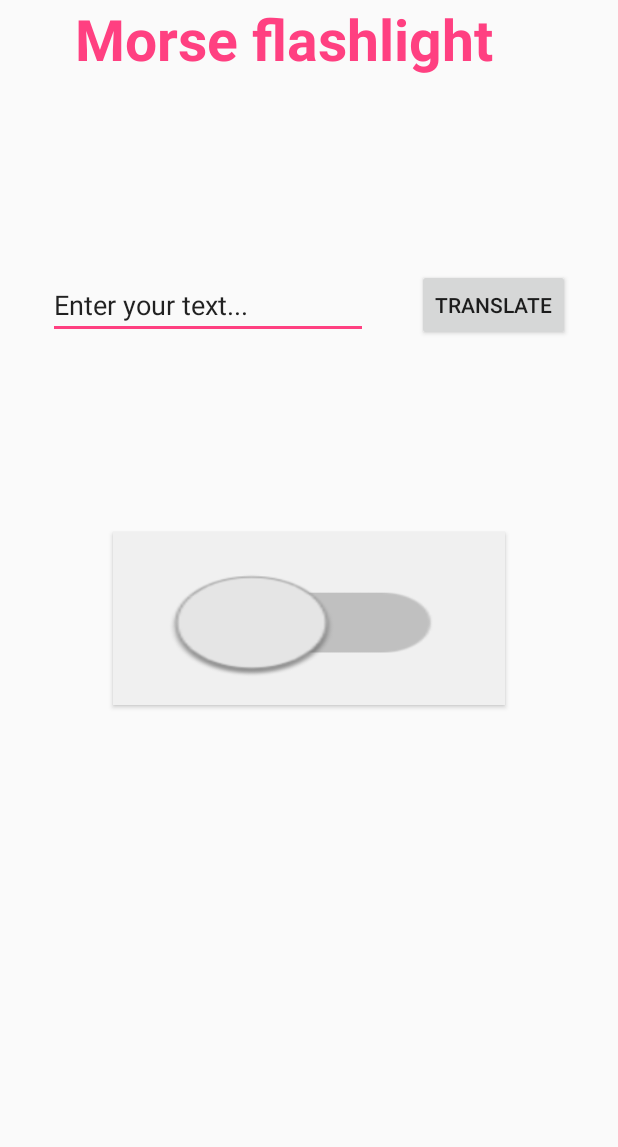
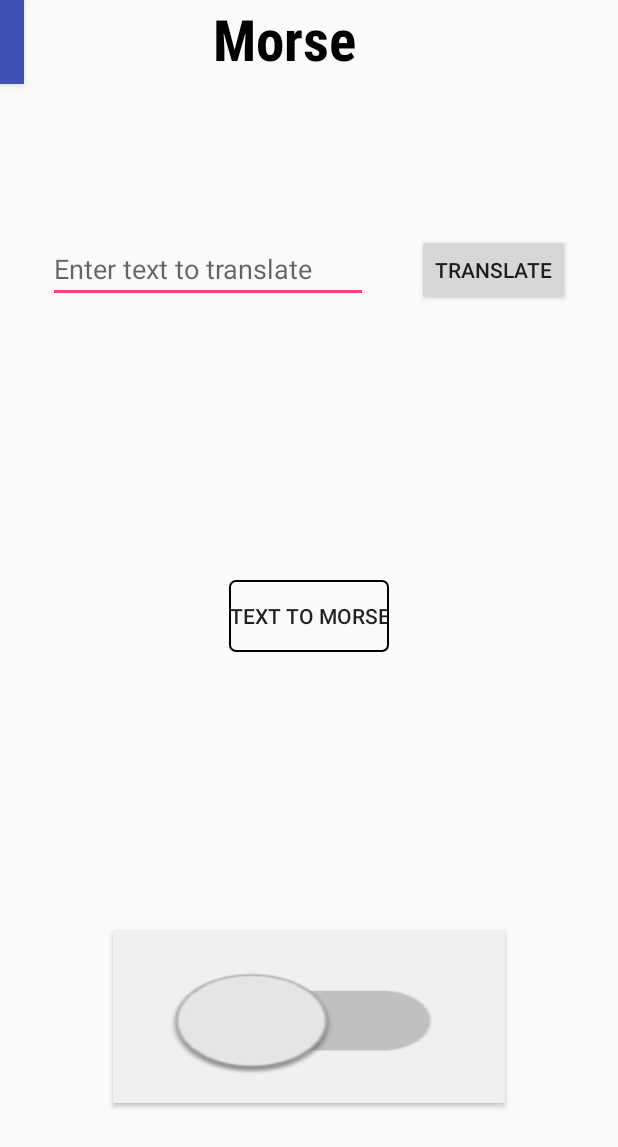
Before and after one commit to charliegerard/Morse, an Android app: the screen it shows after launch (MainActivity), on a phone screen of 412 x 824 dp. Shown: the top 1147 px of the screen. Run offline under Robolectric (Android 15) with nearby library versions, the phone set to English and light mode, and no system bars; our stand-ins replace ButterKnife; 2 statements that could not run were skipped.

Commit message:
add new activity and start changing home screen

```diff
--- a/app/build.gradle
+++ b/app/build.gradle
@@ -17,7 +17,7 @@ android {
             minifyEnabled false
             proguardFiles getDefaultProguardFile('proguard-android.txt'), 'proguard-rules.pro'
         }
-        debug{
+        debug {
             debuggable true
         }
     }
@@ -31,6 +31,7 @@ dependencies {
     compile 'com.android.support:appcompat-v7:25.2.0'
     compile 'com.android.support.constraint:constraint-layout:1.0.2'
     compile 'com.jakewharton:butterknife:8.0.1'
+    testCompile 'junit:junit:4.12'
     apt 'com.jakewharton:butterknife-compiler:8.0.1'
-    testCompile 'junit:junit:4.12'
+    compile 'com.android.support:design:25.3.1'
 }
--- /dev/null
+++ b/app/src/main/res/drawable/transparent_button.xml
@@ -0,0 +1,16 @@
+<?xml version="1.0" encoding="utf-8"?>
+<selector xmlns:android="http://schemas.android.com/apk/res/android">
+    <item>
+        <shape>
+            <stroke android:width="1dp" android:color="#000000" />
+
+            <solid android:color="@android:color/transparent" />
+
+            <corners
+                android:bottomLeftRadius="4dp"
+                android:bottomRightRadius="4dp"
+                android:topLeftRadius="4dp"
+                android:topRightRadius="4dp" />
+        </shape>
+    </item>
+</selector>
--- a/app/src/main/res/layout/activity_main.xml
+++ b/app/src/main/res/layout/activity_main.xml
@@ -6,17 +6,29 @@
     android:layout_height="match_parent"
     tools:context="com.example.charliegerard.morse.MainActivity">
 
+    <android.support.v7.widget.Toolbar
+        android:id="@+id/my_toolbar"
+        android:layout_width="0dp"
+        android:layout_height="56dp"
+        android:background="?attr/colorPrimary"
+        android:elevation="4dp"
+        android:theme="@style/ThemeOverlay.AppCompat.ActionBar"
+        app:popupTheme="@style/ThemeOverlay.AppCompat.Light"
+        tools:layout_editor_absoluteY="0dp"
+        tools:layout_editor_absoluteX="8dp" />
+
     <TextView
+        android:id="@+id/textView"
         android:layout_width="379dp"
         android:layout_height="wrap_content"
-        android:text="Morse flashlight"
+        android:fontFamily="sans-serif-condensed"
+        android:gravity="center"
+        android:text="Morse"
+        android:textColor="@android:color/background_dark"
         android:textSize="38dp"
-        android:textColor="@color/colorAccent"
-        android:gravity="center"
         android:textStyle="bold"
-        tools:layout_editor_absoluteY="0dp"
         tools:layout_editor_absoluteX="16dp"
-        android:id="@+id/textView" />
+        tools:layout_editor_absoluteY="0dp" />
 
     <Button
         android:id="@+id/switchBtn"
@@ -26,19 +38,21 @@
         app:layout_constraintBottom_toBottomOf="parent"
         app:layout_constraintLeft_toLeftOf="parent"
         app:layout_constraintRight_toRightOf="parent"
-        app:layout_constraintTop_toTopOf="parent" />
+        app:layout_constraintTop_toTopOf="parent"
+        app:layout_constraintVertical_bias="0.875" />
 
     <EditText
         android:id="@+id/inputText"
         android:layout_width="wrap_content"
         android:layout_height="wrap_content"
         android:ems="10"
+        android:hint="Enter text to translate"
         android:inputType="textPersonName"
-        android:text="Enter your text..."
+        app:layout_constraintBottom_toTopOf="@+id/switchBtn"
         app:layout_constraintLeft_toLeftOf="parent"
         app:layout_constraintRight_toLeftOf="@+id/translateBtn"
-        app:layout_constraintBottom_toTopOf="@+id/switchBtn"
-        app:layout_constraintTop_toBottomOf="@+id/textView" />
+        app:layout_constraintTop_toBottomOf="@+id/textView"
+        app:layout_constraintVertical_bias="0.201" />
 
     <Button
         android:id="@+id/translateBtn"
@@ -47,8 +61,20 @@
         android:text="Translate"
         app:layout_constraintRight_toRightOf="parent"
         app:layout_constraintLeft_toRightOf="@+id/inputText"
+        app:layout_constraintVertical_bias="0.204"
+        app:layout_constraintBottom_toBottomOf="@+id/inputText"
+        app:layout_constraintTop_toTopOf="@+id/inputText" />
+
+    <Button
+        android:id="@+id/textToMorsebutton"
+        android:layout_width="wrap_content"
+        android:layout_height="wrap_content"
+        android:background="@drawable/transparent_button"
+        android:onClick="textToMorseView"
+        android:text="Text to Morse"
+        app:layout_constraintLeft_toLeftOf="parent"
+        app:layout_constraintRight_toRightOf="parent"
         app:layout_constraintBottom_toTopOf="@+id/switchBtn"
-        app:layout_constraintTop_toBottomOf="@+id/textView" />
-
+        app:layout_constraintTop_toBottomOf="@+id/inputText" />
 
 </android.support.constraint.ConstraintLayout>
```
Also changed, not shown: app/src/main/AndroidManifest.xml (+12 -3 lines), app/src/main/java/com/example/charliegerard/morse/MainActivity.java (+9 -12 lines), app/src/main/java/com/example/charliegerard/morse/TextToMorseActivity.java (added, +13 -0 lines), app/src/main/res/layout/activity_text_to_morse.xml (added, +32 -0 lines).
